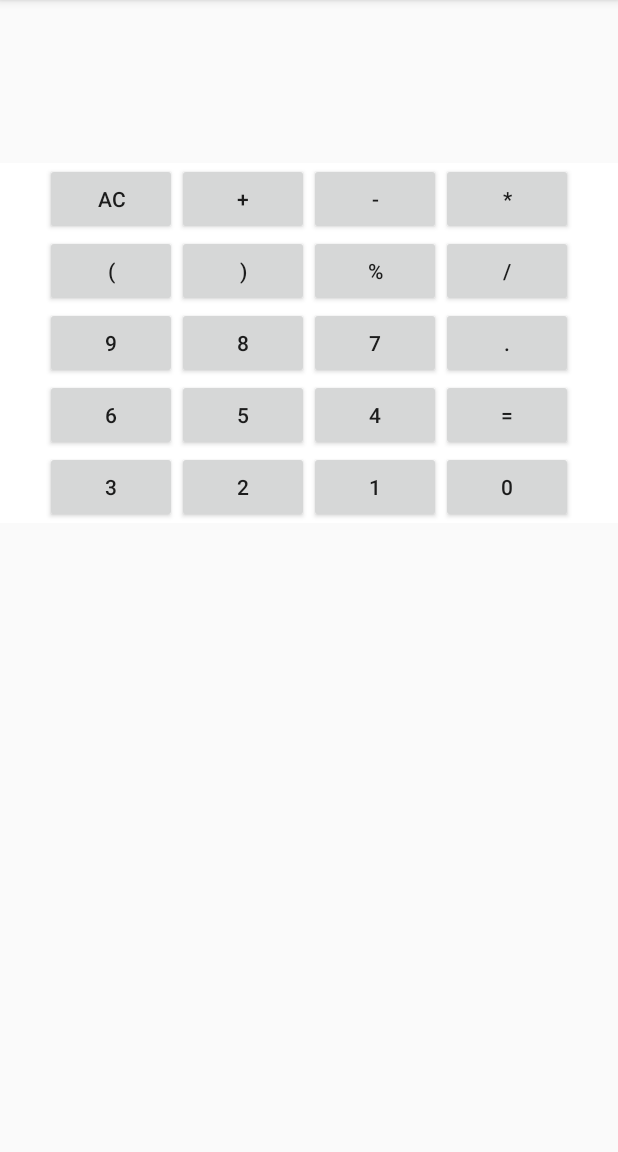
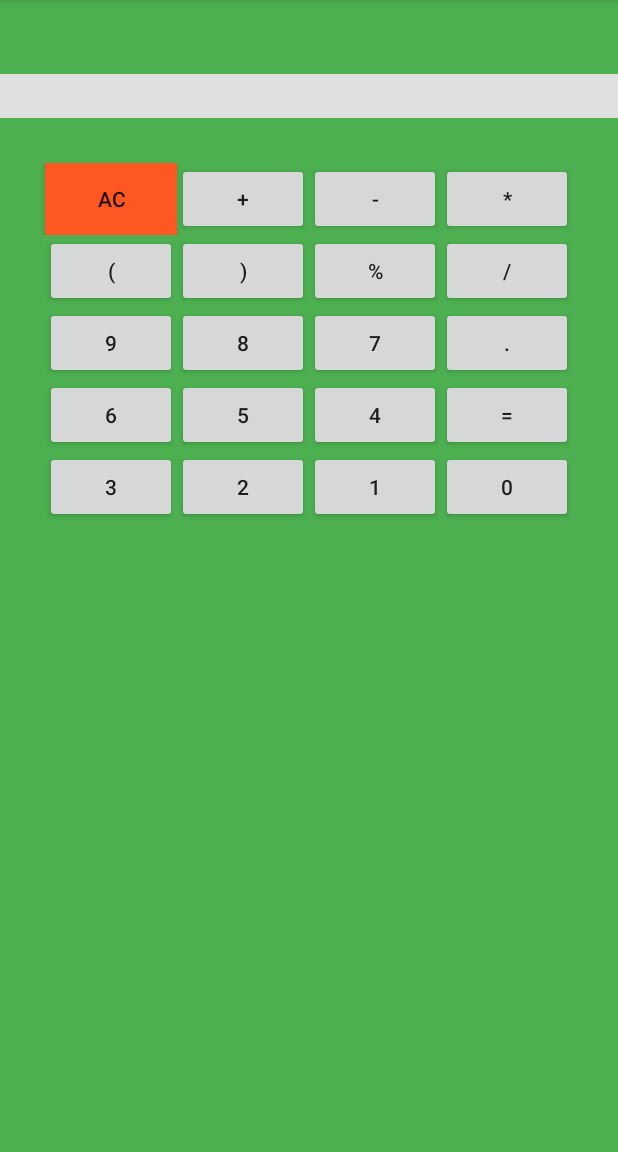
Before and after one commit to hoshikoo/Calculator1, an Android app: the screen it shows after launch (MainActivity), on a phone screen of 412 x 824 dp, the part 84-1236 px from its top. Run offline under Robolectric (Android 15) with nearby library versions, the phone set to English and light mode, and no system bars.

Commit message:
added library

```diff
--- a/app/build.gradle
+++ b/app/build.gradle
@@ -22,4 +22,5 @@ android {
 dependencies {
     compile fileTree(dir: 'libs', include: ['*.jar'])
     compile 'com.android.support:appcompat-v7:22.1.1'
+    compile 'com.fathzer:javaluator:3.0.0'
 }
--- a/app/src/main/res/layout-land/activity_main.xml
+++ b/app/src/main/res/layout-land/activity_main.xml
@@ -4,7 +4,8 @@
     android:layout_width="match_parent"
     android:layout_height="match_parent"
     android:orientation="vertical"
-    android:weightSum="1">
+    android:weightSum="1"
+    android:background="#4CAF50">
 
 
     <TextView
@@ -14,12 +15,16 @@
         android:layout_marginBottom="30dp"
         android:layout_marginTop="49dp"
         android:gravity="right"
+        android:background="#BDBDBD"
         android:textAppearance="?android:attr/textAppearanceLarge" />
 
 
     <TableLayout
         android:layout_width="match_parent"
-        android:layout_height="wrap_content">
+        android:layout_height="wrap_content"
+        android:gravity="center"
+        android:layout_gravity ="center"
+        android:background="#4CAF50">
 
         <TableRow
             android:layout_width="fill_parent"
@@ -42,12 +47,14 @@
                 android:text="@string/cos" />
 
 
+
             <Button
                 android:id="@+id/tan"
                 style="?android:attr/buttonStyleSmall"
                 android:layout_width="wrap_content"
                 android:layout_height="wrap_content"
                 android:text="@string/tan" />
+
 
             <Button
                 android:id="@+id/button_dot"
@@ -64,7 +71,8 @@
                 style="?android:attr/buttonStyleSmall"
                 android:layout_width="wrap_content"
                 android:layout_height="wrap_content"
-                android:text="@string/AC" />
+                android:text="@string/AC"
+                android:background="#F4511E"/>
 
 
             <Button
--- a/app/src/main/res/layout/activity_main.xml
+++ b/app/src/main/res/layout/activity_main.xml
@@ -2,8 +2,7 @@
     xmlns:android="http://schemas.android.com/apk/res/android"
     android:layout_width="match_parent"
     android:layout_height="match_parent"
-
-    >
+    android:background="#4CAF50">
 
 
     <TextView
@@ -12,6 +11,7 @@
         android:id="@+id/enter_numbers"
         android:gravity="right"
         android:textAppearance="?android:attr/textAppearanceLarge"
+        android:background="#E0E0E0"
         android:layout_marginTop="49dp"
         android:layout_marginBottom="30dp" />
 
@@ -20,7 +20,7 @@
         android:layout_height="wrap_content"
         android:gravity="center"
         android:layout_gravity ="center"
-        android:background="#FFFFFF"
+        android:background="#4CAF50"
         android:id="@+id/table"
         android:layout_below="@+id/enter_numbers">
 
@@ -35,7 +35,8 @@
                 android:layout_height="wrap_content"
                 android:text="@string/AC"
                 android:id="@+id/AC"
-                android:layout_column="5" />
+                android:layout_column="5"
+                android:background="#FF5722"/>
 
             <Button
                 android:layout_width="wrap_content"
@@ -97,14 +98,6 @@
                 android:text="@string/division"
                 android:id="@+id/division"
                 android:layout_column="5" />
-
-        </TableRow>
-
-        <TableRow
-            android:layout_width="fill_parent"
-            android:layout_height="fill_parent"
-            android:gravity="center"
-            android:layout_gravity ="center">
 
         </TableRow>
 
```
Also changed, not shown: app/src/main/java/nyc/c4q/yuliyakaleda/calculator/MainActivity.java (+12 -5 lines), app/src/main/java/nyc/c4q/yuliyakaleda/calculator/Parser.java (added, +21 -0 lines), 1 other file.
